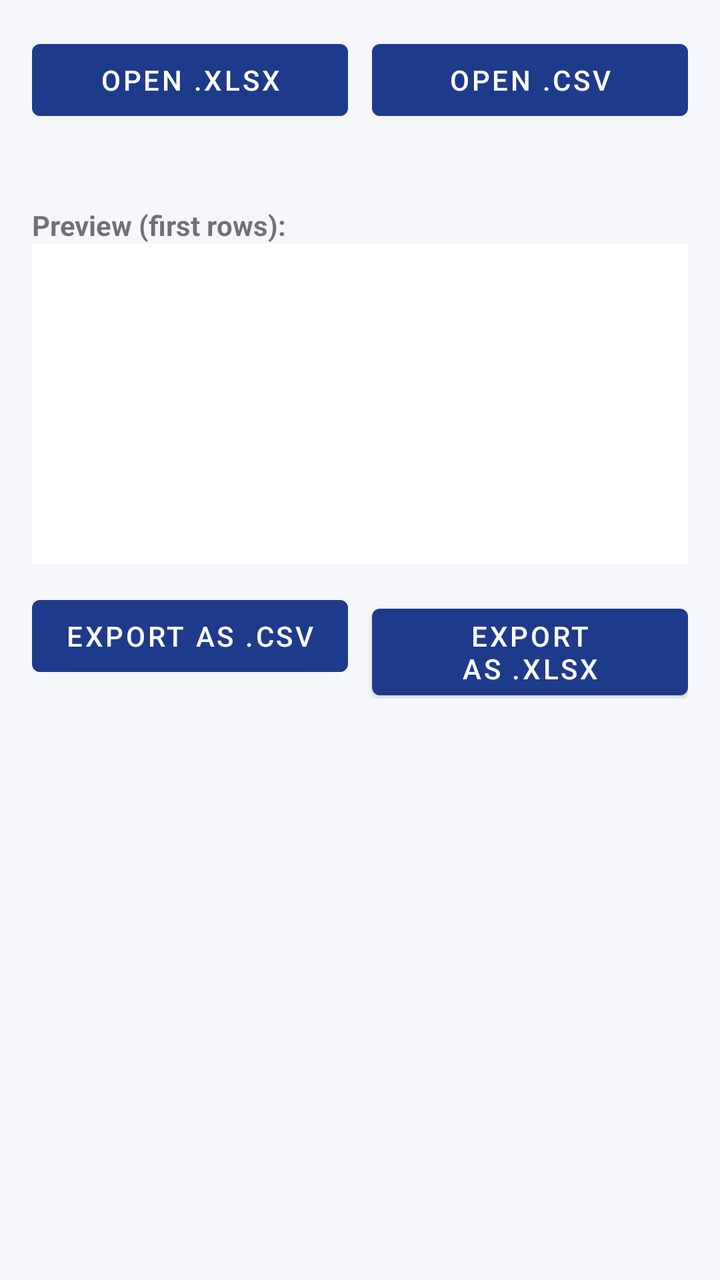
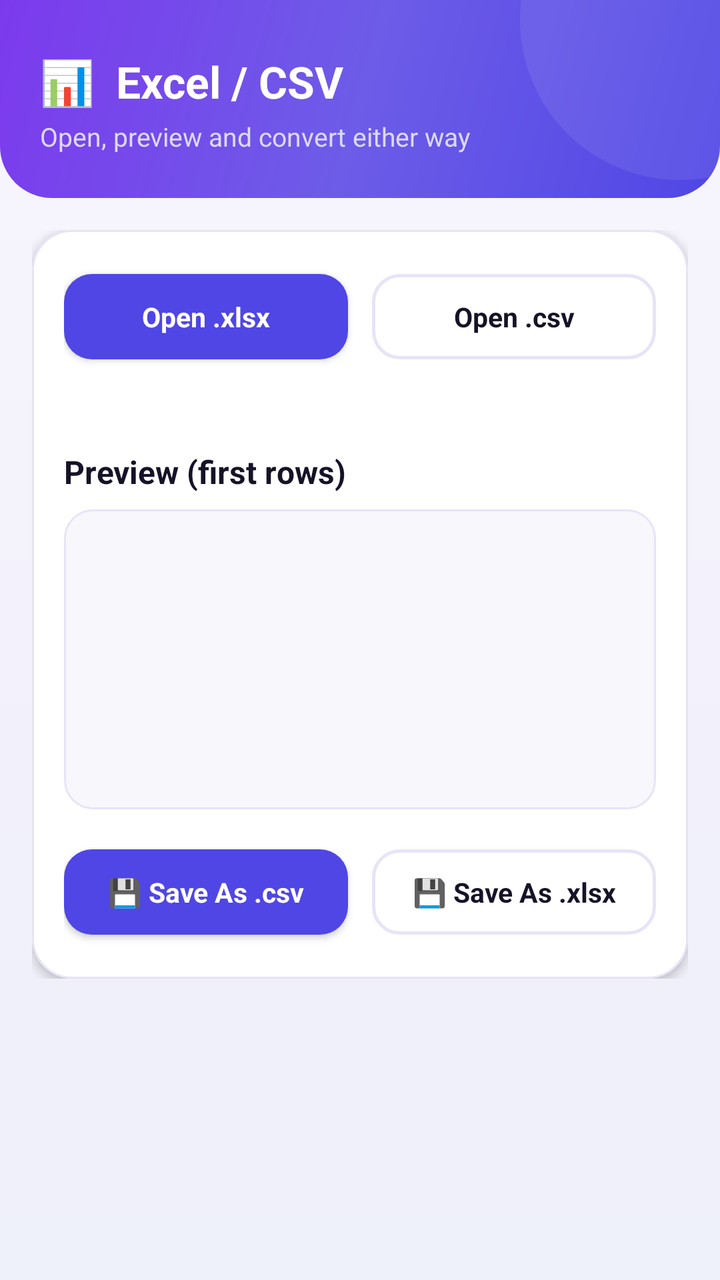

Screens rendered from an Android XML layout before and after an edit, with the pre-edit source and the edit as a unified diff.
<!-- AndroidManifest.xml: application theme Theme.DataToolkit -->
<!-- res/layout/activity_excel_csv.xml -->
<?xml version="1.0" encoding="utf-8"?>
<ScrollView xmlns:android="http://schemas.android.com/apk/res/android"
    android:layout_width="match_parent"
    android:layout_height="match_parent"
    android:background="@color/background">

    <LinearLayout
        android:layout_width="match_parent"
        android:layout_height="wrap_content"
        android:orientation="vertical"
        android:padding="16dp">

        <LinearLayout android:layout_width="match_parent" android:layout_height="wrap_content" android:orientation="horizontal">
            <com.google.android.material.button.MaterialButton
                android:id="@+id/btnPickXlsx"
                android:layout_width="0dp" android:layout_height="wrap_content" android:layout_weight="1"
                android:layout_marginEnd="6dp" android:text="Open .xlsx" />
            <com.google.android.material.button.MaterialButton
                android:id="@+id/btnPickCsv"
                android:layout_width="0dp" android:layout_height="wrap_content" android:layout_weight="1"
                android:layout_marginStart="6dp" android:text="Open .csv" />
        </LinearLayout>

        <TextView android:id="@+id/tvStatus" android:layout_width="match_parent" android:layout_height="wrap_content"
            android:layout_marginTop="10dp" android:textColor="@color/text_secondary" />

        <TextView android:layout_width="wrap_content" android:layout_height="wrap_content"
            android:layout_marginTop="10dp" android:text="Preview (first rows):" android:textStyle="bold" />

        <TextView
            android:id="@+id/tvPreview"
            android:layout_width="match_parent"
            android:layout_height="wrap_content"
            android:minHeight="160dp"
            android:background="@color/surface"
            android:fontFamily="monospace"
            android:padding="10dp"
            android:textSize="12sp" />

        <LinearLayout android:layout_width="match_parent" android:layout_height="wrap_content" android:orientation="horizontal" android:layout_marginTop="12dp">
            <com.google.android.material.button.MaterialButton
                android:id="@+id/btnExportCsv"
                android:layout_width="0dp" android:layout_height="wrap_content" android:layout_weight="1"
                android:layout_marginEnd="6dp" android:text="Export as .csv" />
            <com.google.android.material.button.MaterialButton
                android:id="@+id/btnExportXlsx"
                android:layout_width="0dp" android:layout_height="wrap_content" android:layout_weight="1"
                android:layout_marginStart="6dp" android:text="Export as .xlsx" />
        </LinearLayout>

    </LinearLayout>
</ScrollView>
<!-- resources referenced by this layout -->
<resources>
  <color name="background">#F5F7FA</color>
  <color name="text_secondary">#6B7280</color>
  <style name="Theme.DataToolkit" parent="Theme.MaterialComponents.DayNight.NoActionBar">
          <item name="colorPrimary">@color/primary</item>
          <item name="colorPrimaryDark">@color/primary_dark</item>
          <item name="colorAccent">@color/accent</item>
          <item name="android:windowBackground">@color/background</item>
          <item name="android:statusBarColor">@color/primary_dark</item>
      </style>
  <color name="primary">#1E3A8A</color>
  <color name="primary_dark">#152A63</color>
  <!-- unchanged entries left out for length: 2 -->
</resources>

<!-- the commit's change to res/layout/activity_excel_csv.xml (unified diff, before → after) -->
@@ -2,51 +2,80 @@
 <ScrollView xmlns:android="http://schemas.android.com/apk/res/android"
     android:layout_width="match_parent"
     android:layout_height="match_parent"
-    android:background="@color/background">
+    android:clipToPadding="false">
 
     <LinearLayout
         android:layout_width="match_parent"
         android:layout_height="wrap_content"
-        android:orientation="vertical"
-        android:padding="16dp">
+        android:orientation="vertical">
 
-        <LinearLayout android:layout_width="match_parent" android:layout_height="wrap_content" android:orientation="horizontal">
-            <com.google.android.material.button.MaterialButton
-                android:id="@+id/btnPickXlsx"
-                android:layout_width="0dp" android:layout_height="wrap_content" android:layout_weight="1"
-                android:layout_marginEnd="6dp" android:text="Open .xlsx" />
-            <com.google.android.material.button.MaterialButton
-                android:id="@+id/btnPickCsv"
-                android:layout_width="0dp" android:layout_height="wrap_content" android:layout_weight="1"
-                android:layout_marginStart="6dp" android:text="Open .csv" />
-        </LinearLayout>
-
-        <TextView android:id="@+id/tvStatus" android:layout_width="match_parent" android:layout_height="wrap_content"
-            android:layout_marginTop="10dp" android:textColor="@color/text_secondary" />
-
-        <TextView android:layout_width="wrap_content" android:layout_height="wrap_content"
-            android:layout_marginTop="10dp" android:text="Preview (first rows):" android:textStyle="bold" />
-
-        <TextView
-            android:id="@+id/tvPreview"
+        <FrameLayout
             android:layout_width="match_parent"
             android:layout_height="wrap_content"
-            android:minHeight="160dp"
-            android:background="@color/surface"
-            android:fontFamily="monospace"
-            android:padding="10dp"
-            android:textSize="12sp" />
+            android:background="@drawable/bg_header_flat"
+            android:paddingStart="20dp" android:paddingEnd="20dp"
+            android:paddingTop="26dp" android:paddingBottom="22dp">
+            <LinearLayout android:layout_width="match_parent" android:layout_height="wrap_content" android:orientation="vertical">
+                <TextView android:layout_width="wrap_content" android:layout_height="wrap_content"
+                    android:text="📊  Excel / CSV" android:textColor="@color/text_on_primary" android:textSize="22sp" android:textStyle="bold" />
+                <TextView android:layout_width="wrap_content" android:layout_height="wrap_content" android:layout_marginTop="4dp"
+                    android:text="Open, preview and convert either way" android:textColor="@color/text_on_primary_muted" android:textSize="13sp" />
+            </LinearLayout>
+        </FrameLayout>
 
-        <LinearLayout android:layout_width="match_parent" android:layout_height="wrap_content" android:orientation="horizontal" android:layout_marginTop="12dp">
-            <com.google.android.material.button.MaterialButton
-                android:id="@+id/btnExportCsv"
-                android:layout_width="0dp" android:layout_height="wrap_content" android:layout_weight="1"
-                android:layout_marginEnd="6dp" android:text="Export as .csv" />
-            <com.google.android.material.button.MaterialButton
-                android:id="@+id/btnExportXlsx"
-                android:layout_width="0dp" android:layout_height="wrap_content" android:layout_weight="1"
-                android:layout_marginStart="6dp" android:text="Export as .xlsx" />
+        <LinearLayout
+            android:layout_width="match_parent"
+            android:layout_height="wrap_content"
+            android:orientation="vertical"
+            android:padding="16dp">
+
+            <com.google.android.material.card.MaterialCardView style="@style/Widget.App.Card" android:layout_width="match_parent" android:layout_height="wrap_content">
+                <LinearLayout android:layout_width="match_parent" android:layout_height="wrap_content" android:orientation="vertical">
+
+                    <LinearLayout android:layout_width="match_parent" android:layout_height="wrap_content" android:orientation="horizontal">
+                        <com.google.android.material.button.MaterialButton
+                            android:id="@+id/btnPickXlsx"
+                            style="@style/Widget.App.Button.Compact"
+                            android:layout_width="0dp" android:layout_height="wrap_content" android:layout_weight="1"
+                            android:layout_marginEnd="6dp" android:text="Open .xlsx" />
+                        <com.google.android.material.button.MaterialButton
+                            android:id="@+id/btnPickCsv"
+                            style="@style/Widget.App.Button.Compact.Outlined"
+                            android:layout_width="0dp" android:layout_height="wrap_content" android:layout_weight="1"
+                            android:layout_marginStart="6dp" android:text="Open .csv" />
+                    </LinearLayout>
+
+                    <TextView android:id="@+id/tvStatus" android:layout_width="match_parent" android:layout_height="wrap_content"
+                        android:layout_marginTop="10dp" android:textColor="@color/text_secondary" android:textSize="12.5sp" />
+
+                    <TextView android:layout_width="wrap_content" android:layout_height="wrap_content"
+                        android:layout_marginTop="12dp" android:text="Preview (first rows)" android:textAppearance="@style/TextAppearance.App.SectionTitle" />
+
+                    <TextView
+                        android:id="@+id/tvPreview"
+                        android:layout_width="match_parent"
+                        android:layout_height="wrap_content"
+                        android:layout_marginTop="8dp"
+                        android:minHeight="150dp"
+                        android:background="@drawable/bg_input_field"
+                        android:fontFamily="monospace"
+                        android:textSize="12sp" />
+
+                    <LinearLayout android:layout_width="match_parent" android:layout_height="wrap_content" android:orientation="horizontal" android:layout_marginTop="14dp">
+                        <com.google.android.material.button.MaterialButton
+                            android:id="@+id/btnExportCsv"
+                            style="@style/Widget.App.Button.Compact"
+                            android:layout_width="0dp" android:layout_height="wrap_content" android:layout_weight="1"
+                            android:layout_marginEnd="6dp" android:text="💾 Save As .csv" />
+                        <com.google.android.material.button.MaterialButton
+                            android:id="@+id/btnExportXlsx"
+                            style="@style/Widget.App.Button.Compact.Outlined"
+                            android:layout_width="0dp" android:layout_height="wrap_content" android:layout_weight="1"
+                            android:layout_marginStart="6dp" android:text="💾 Save As .xlsx" />
+                    </LinearLayout>
+                </LinearLayout>
+            </com.google.android.material.card.MaterialCardView>
+
         </LinearLayout>
-
     </LinearLayout>
 </ScrollView>
<!-- resource entries referenced after the edit -->
@@ -1,16 +1,128 @@
 <!-- resources referenced by this layout -->
 <resources>
-  <color name="background">#F5F7FA</color>
-  <color name="text_secondary">#6B7280</color>
+  <color name="text_on_primary">#FFFFFF</color>
+  <color name="text_on_primary_muted">#DCD9FB</color>
+  <color name="background">#F3F1FB</color>
+  <color name="ripple_on_primary">#33FFFFFF</color>
+  <color name="text_secondary">#68647E</color>
+  <!-- drawable bg_header_flat (drawable) -->
+  <?xml version="1.0" encoding="utf-8"?>
+  <layer-list xmlns:android="http://schemas.android.com/apk/res/android">
+      <item>
+          <shape android:shape="rectangle">
+              <corners android:bottomLeftRadius="26dp" android:bottomRightRadius="26dp" />
+              <gradient
+                  android:type="linear"
+                  android:angle="135"
+                  android:startColor="@color/gradient_start"
+                  android:centerColor="@color/gradient_mid"
+                  android:endColor="@color/gradient_end" />
+          </shape>
+      </item>
+      <item android:gravity="top|end" android:width="160dp" android:height="160dp" android:top="-70dp" android:end="-60dp">
+          <shape android:shape="oval">
+              <solid android:color="#14FFFFFF" />
+          </shape>
+      </item>
+  </layer-list>
+  <!-- drawable bg_input_field (drawable) -->
+  <?xml version="1.0" encoding="utf-8"?>
+  <shape xmlns:android="http://schemas.android.com/apk/res/android" android:shape="rectangle">
+      <solid android:color="@color/surface_muted" />
+      <stroke android:width="1dp" android:color="@color/stroke" />
+      <corners android:radius="14dp" />
+      <padding android:left="12dp" android:top="12dp" android:right="12dp" android:bottom="12dp" />
+  </shape>
+  <style name="TextAppearance.App.SectionTitle">
+          <item name="android:textColor">@color/text_primary</item>
+          <item name="android:textStyle">bold</item>
+          <item name="android:textSize">16sp</item>
+      </style>
+  <style name="Widget.App.Button.Compact" parent="Widget.App.Button.Primary">
+          <item name="android:textSize">13.5sp</item>
+          <item name="android:paddingTop">12dp</item>
+          <item name="android:paddingBottom">12dp</item>
+          <item name="cornerRadius">14dp</item>
+      </style>
+  <style name="Widget.App.Button.Compact.Outlined" parent="Widget.App.Button.Outlined">
+          <item name="android:textSize">13.5sp</item>
+          <item name="android:paddingTop">12dp</item>
+          <item name="android:paddingBottom">12dp</item>
+          <item name="cornerRadius">14dp</item>
+      </style>
+  <style name="Widget.App.Card" parent="Widget.MaterialComponents.CardView">
+          <item name="cardCornerRadius">20dp</item>
+          <item name="cardElevation">3dp</item>
+          <item name="cardBackgroundColor">@color/surface</item>
+          <item name="strokeColor">@color/stroke</item>
+          <item name="strokeWidth">1dp</item>
+          <item name="contentPadding">16dp</item>
+          <item name="rippleColor">@color/icon_chip_bg</item>
+      </style>
   <style name="Theme.DataToolkit" parent="Theme.MaterialComponents.DayNight.NoActionBar">
           <item name="colorPrimary">@color/primary</item>
           <item name="colorPrimaryDark">@color/primary_dark</item>
+          <item name="colorPrimaryVariant">@color/secondary</item>
           <item name="colorAccent">@color/accent</item>
-          <item name="android:windowBackground">@color/background</item>
-          <item name="android:statusBarColor">@color/primary_dark</item>
+          <item name="colorSecondary">@color/secondary</item>
+          <item name="colorOnPrimary">@color/text_on_primary</item>
+          <item name="android:windowBackground">@drawable/bg_app_gradient</item>
+          <item name="android:statusBarColor">@color/gradient_start</item>
+          <item name="android:navigationBarColor">@color/background</item>
+          <item name="android:windowLightStatusBar" tools:targetApi="23">false</item>
+          <item name="materialButtonStyle">@style/Widget.App.Button.Primary</item>
+          <item name="android:fontFamily">sans-serif</item>
       </style>
-  <color name="primary">#1E3A8A</color>
-  <color name="primary_dark">#152A63</color>
+  <color name="gradient_start">#4F46E5</color>
+  <color name="gradient_mid">#6D5CE8</color>
+  <color name="gradient_end">#7C3AED</color>
+  <color name="surface_muted">#F7F7FC</color>
+  <color name="stroke">#E7E4F7</color>
+  <color name="text_primary">#161327</color>
+  <style name="Widget.App.Button.Primary" parent="Widget.MaterialComponents.Button">
+          <item name="backgroundTint">@color/primary</item>
+          <item name="cornerRadius">16dp</item>
+          <item name="android:textAllCaps">false</item>
+          <item name="android:textStyle">bold</item>
+          <item name="android:textSize">15sp</item>
+          <item name="android:letterSpacing">0</item>
+          <item name="android:paddingTop">14dp</item>
+          <item name="android:paddingBottom">14dp</item>
+          <item name="rippleColor">@color/ripple_on_primary</item>
+          <item name="elevation">2dp</item>
+      </style>
+  <style name="Widget.App.Button.Outlined" parent="Widget.MaterialComponents.Button.OutlinedButton">
+          <item name="strokeColor">@color/stroke</item>
+          <item name="strokeWidth">1.5dp</item>
+          <item name="cornerRadius">16dp</item>
+          <item name="android:textColor">@color/text_primary</item>
+          <item name="android:textAllCaps">false</item>
+          <item name="android:textStyle">bold</item>
+          <item name="android:textSize">15sp</item>
+          <item name="android:paddingTop">14dp</item>
+          <item name="android:paddingBottom">14dp</item>
+          <item name="rippleColor">@color/icon_chip_bg</item>
+          <item name="android:paddingStart">18dp</item>
+          <item name="android:paddingEnd">18dp</item>
+      </style>
+  <color name="icon_chip_bg">#EDE9FE</color>
+  <color name="primary">#4F46E5</color>
+  <color name="primary_dark">#3730A3</color>
+  <color name="secondary">#7C3AED</color>
+  <!-- drawable bg_app_gradient (drawable) -->
+  <?xml version="1.0" encoding="utf-8"?>
+  <layer-list xmlns:android="http://schemas.android.com/apk/res/android">
+      <item>
+          <shape android:shape="rectangle">
+              <gradient
+                  android:type="linear"
+                  android:angle="90"
+                  android:startColor="#EEF0FA"
+                  android:centerColor="#F3F1FB"
+                  android:endColor="#F7F5FC" />
+          </shape>
+      </item>
+  </layer-list>
   <!-- unchanged entries left out for length: 2 -->
 </resources>
 
